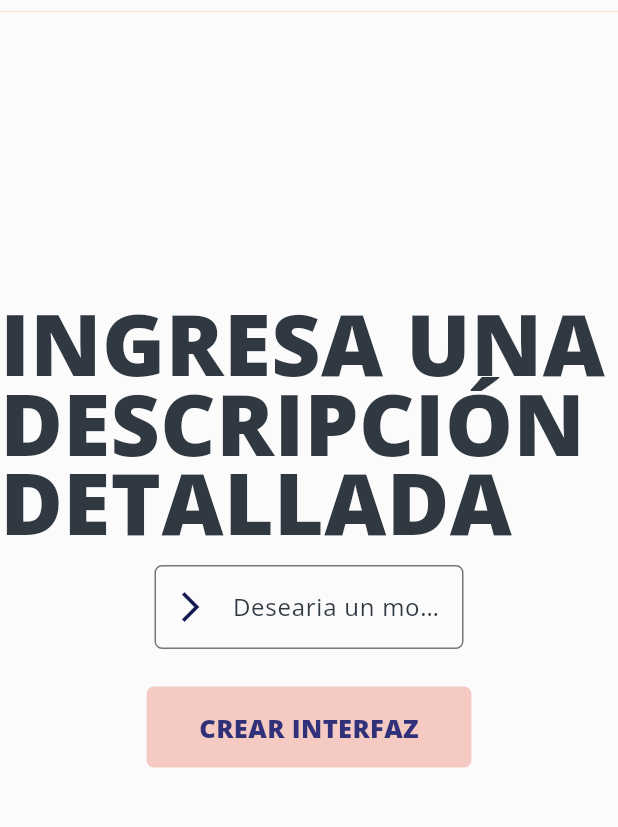
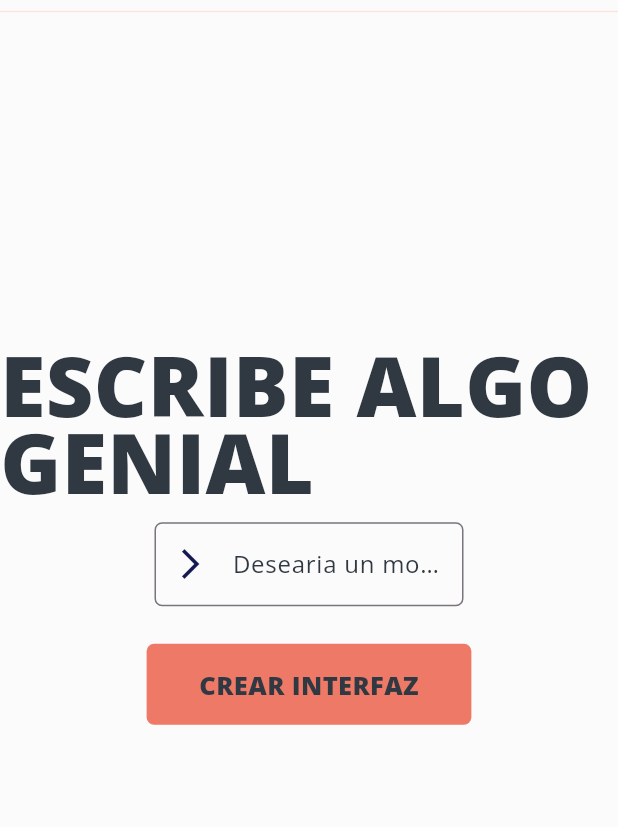
Before and after one commit to B1nast1c/Generative-Mockups, a Flutter app: the screen it shows after launch, on a phone screen of 412 x 824 dp, the part 158-985 px from its top. Run offline on Flutter 3.47's test engine with Material 3 defaults, Android fonts, the phone set to English and light mode, and no system bars.

```diff
--- a/lib/views/generator/GeneratorView.dart
+++ b/lib/views/generator/GeneratorView.dart
@@ -24,11 +24,11 @@ class GeneratorView extends StatelessWidget {
               mainAxisAlignment: MainAxisAlignment.center,
               children: <Widget>[
                 Text(
-                  "INGRESA UNA \nDESCRIPCIÓN DETALLADA",
+                  "ESCRIBE ALGO GENIAL",
                   style: TextStyle(
                       fontWeight: FontWeight.w800,
                       height: 0.925,
-                      fontSize: 57,
+                      fontSize: 55,
                       color: AppColors.letterColor),
                 ),
                 SizedBox(
--- a/lib/widgets/buttons/GenerateButton.dart
+++ b/lib/widgets/buttons/GenerateButton.dart
@@ -1,5 +1,6 @@
 import 'package:flutter/material.dart';
 import 'package:interfaces/common/colors.dart';
+import 'package:interfaces/views/loader/LoadingView.dart';
 
 class GenerateButton extends StatelessWidget {
   final String title;
@@ -7,19 +8,30 @@ class GenerateButton extends StatelessWidget {
 
   @override
   Widget build(BuildContext context) {
-    return MouseRegion(
+    return GestureDetector(
+      onTap: () {
+        Navigator.of(context).push(MaterialPageRoute(
+          builder: (context) => LoadingView(
+            signalFunction: () {
+              //print("Señal enviada desde la página de carga.");
+            },
+          ),
+        ));
+      },
+      child: MouseRegion(
         cursor: SystemMouseCursors.click,
         child: Container(
           padding: const EdgeInsets.symmetric(horizontal: 35, vertical: 15),
           decoration: BoxDecoration(
-            color: AppColors.normalPink,
+              color: AppColors.normalSalmon,
               borderRadius: BorderRadius.circular(5)),
           child: Text(
             title,
             style: const TextStyle(
                 fontSize: 17,
                 fontWeight: FontWeight.w600,
-              color: AppColors.normalBlue),
+                color: AppColors.letterColor), //Hover a las letras blancas
+          ),
         ),
       ),
     );
```
Also changed, not shown: lib/views/loader/LoadingView.dart (added, +80 -0 lines), assets/loader.gif, assets/mainImage.jpg (deleted). Lines whose indentation alone changed are shown as unchanged.
